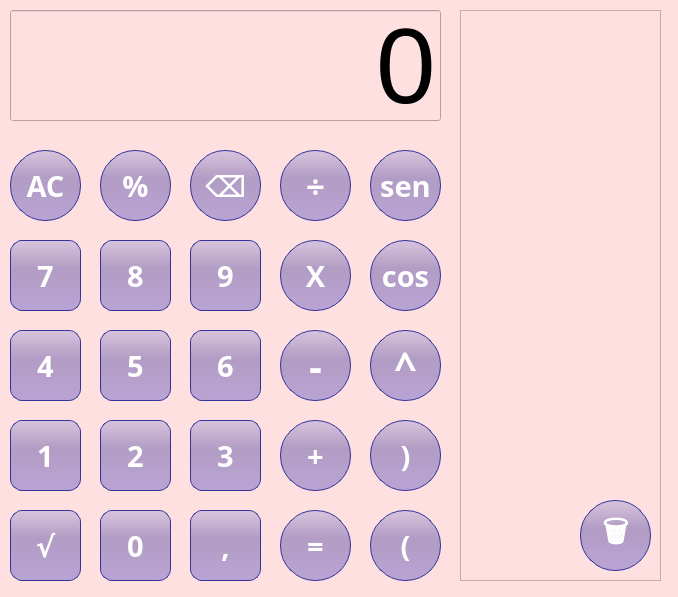
This is calculadora.ui in ilopjim13/ejercicioCalculadora as Qt 5 draws it before an edit. The edited form follows.
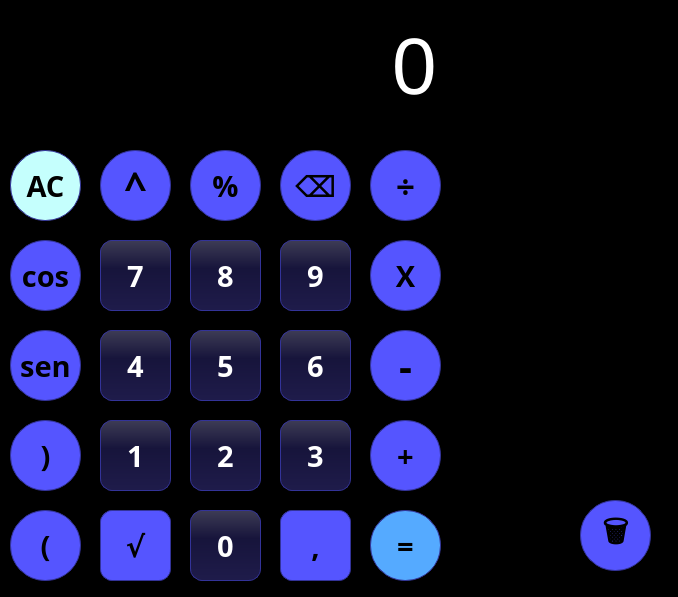
This is the edited form.

Commit message: puesto mas bonito

Diff of the .ui file:
```diff
--- a/calculadora.ui
+++ b/calculadora.ui
@@ -21,7 +21,7 @@
   <property name="styleSheet">
    <string notr="true">
 
-background-color:rgb(255, 224, 225)</string>
+background-color:rgb(0, 0, 0)</string>
   </property>
   <property name="toolButtonStyle">
    <enum>Qt::ToolButtonStyle::ToolButtonIconOnly</enum>
@@ -80,8 +80,8 @@
     </property>
     <property name="styleSheet">
      <string notr="true">QPushButton {
-color: white;
-background-color: QLinearGradient(spread:pad x1: 0, y1: 0, x2: 0, y2: 1, stop: 0.0 rgba(156,152,215,100), stop: 0.4 rgba(58,52,151,100), stop: 1.0 rgba(78,70,190,100));
+color: black;
+background-color: rgb(197, 255, 253);
 border-width: 1px;
 border-color: #339;
 border-style: solid;
@@ -100,7 +100,7 @@
    <widget class="QPushButton" name="Bt_porcentaje">
     <property name="geometry">
      <rect>
-      <x>100</x>
+      <x>190</x>
       <y>150</y>
       <width>71</width>
       <height>71</height>
@@ -116,12 +116,12 @@
     </property>
     <property name="styleSheet">
      <string notr="true">QPushButton {
-color: white;
-background-color: QLinearGradient(spread:pad x1: 0, y1: 0, x2: 0, y2: 1, stop: 0.0 rgba(156,152,215,100), stop: 0.4 rgba(58,52,151,100), stop: 1.0 rgba(78,70,190,100));
+color: black;
+background-color: rgb(85, 85, 255);
 border-width: 1px;
 border-color: #339;
 border-style: solid;
-border-radius: 35;;
+border-radius: 35;
 padding: 3px;
 padding-left: 5px;
 padding-right: 5px;
@@ -136,7 +136,7 @@
    <widget class="QPushButton" name="Bt_delete">
     <property name="geometry">
      <rect>
-      <x>190</x>
+      <x>280</x>
       <y>150</y>
       <width>71</width>
       <height>71</height>
@@ -152,12 +152,12 @@
     </property>
     <property name="styleSheet">
      <string notr="true">QPushButton {
-color: white;
-background-color: QLinearGradient(spread:pad x1: 0, y1: 0, x2: 0, y2: 1, stop: 0.0 rgba(156,152,215,100), stop: 0.4 rgba(58,52,151,100), stop: 1.0 rgba(78,70,190,100));
+color: black;
+background-color: rgb(85, 85, 255);
 border-width: 1px;
 border-color: #339;
 border-style: solid;
-border-radius: 35;;
+border-radius: 35;
 padding: 3px;
 padding-left: 5px;
 padding-right: 5px;
@@ -172,7 +172,7 @@
    <widget class="QPushButton" name="Bt_dividir">
     <property name="geometry">
      <rect>
-      <x>280</x>
+      <x>370</x>
       <y>150</y>
       <width>71</width>
       <height>71</height>
@@ -188,12 +188,12 @@
     </property>
     <property name="styleSheet">
      <string notr="true">QPushButton {
-color: white;
-background-color: QLinearGradient(spread:pad x1: 0, y1: 0, x2: 0, y2: 1, stop: 0.0 rgba(156,152,215,100), stop: 0.4 rgba(58,52,151,100), stop: 1.0 rgba(78,70,190,100));
+color: black;
+background-color: rgb(85, 85, 255);
 border-width: 1px;
 border-color: #339;
 border-style: solid;
-border-radius: 35;;
+border-radius: 35;
 padding: 3px;
 padding-left: 5px;
 padding-right: 5px;
@@ -208,7 +208,7 @@
    <widget class="QPushButton" name="Bu7">
     <property name="geometry">
      <rect>
-      <x>10</x>
+      <x>100</x>
       <y>240</y>
       <width>71</width>
       <height>71</height>
@@ -244,7 +244,7 @@
    <widget class="QPushButton" name="Bt_multi">
     <property name="geometry">
      <rect>
-      <x>280</x>
+      <x>370</x>
       <y>240</y>
       <width>71</width>
       <height>71</height>
@@ -260,8 +260,8 @@
     </property>
     <property name="styleSheet">
      <string notr="true">QPushButton {
-color: white;
-background-color: QLinearGradient(spread:pad x1: 0, y1: 0, x2: 0, y2: 1, stop: 0.0 rgba(156,152,215,100), stop: 0.4 rgba(58,52,151,100), stop: 1.0 rgba(78,70,190,100));
+color: black;
+background-color: rgb(85, 85, 255);
 border-width: 1px;
 border-color: #339;
 border-style: solid;
@@ -280,7 +280,7 @@
    <widget class="QPushButton" name="Bu9">
     <property name="geometry">
      <rect>
-      <x>190</x>
+      <x>280</x>
       <y>240</y>
       <width>71</width>
       <height>71</height>
@@ -316,7 +316,7 @@
    <widget class="QPushButton" name="Bu8">
     <property name="geometry">
      <rect>
-      <x>100</x>
+      <x>190</x>
       <y>240</y>
       <width>71</width>
       <height>71</height>
@@ -352,7 +352,7 @@
    <widget class="QPushButton" name="Bu5">
     <property name="geometry">
      <rect>
-      <x>100</x>
+      <x>190</x>
       <y>330</y>
       <width>71</width>
       <height>71</height>
@@ -388,7 +388,7 @@
    <widget class="QPushButton" name="Bu6">
     <property name="geometry">
      <rect>
-      <x>190</x>
+      <x>280</x>
       <y>330</y>
       <width>71</width>
       <height>71</height>
@@ -424,7 +424,7 @@
    <widget class="QPushButton" name="Bt_restar">
     <property name="geometry">
      <rect>
-      <x>280</x>
+      <x>370</x>
       <y>330</y>
       <width>71</width>
       <height>71</height>
@@ -440,12 +440,12 @@
     </property>
     <property name="styleSheet">
      <string notr="true">QPushButton {
-color: white;
-background-color: QLinearGradient(spread:pad x1: 0, y1: 0, x2: 0, y2: 1, stop: 0.0 rgba(156,152,215,100), stop: 0.4 rgba(58,52,151,100), stop: 1.0 rgba(78,70,190,100));
+color: black;
+background-color: rgb(85, 85, 255);
 border-width: 1px;
 border-color: #339;
 border-style: solid;
-border-radius:35;
+border-radius: 35;
 padding: 3px;
 padding-left: 5px;
 padding-right: 5px;
@@ -460,7 +460,7 @@
    <widget class="QPushButton" name="Bu4">
     <property name="geometry">
      <rect>
-      <x>10</x>
+      <x>100</x>
       <y>330</y>
       <width>71</width>
       <height>71</height>
@@ -496,7 +496,7 @@
    <widget class="QPushButton" name="Bt_sumar">
     <property name="geometry">
      <rect>
-      <x>280</x>
+      <x>370</x>
       <y>420</y>
       <width>71</width>
       <height>71</height>
@@ -512,8 +512,8 @@
     </property>
     <property name="styleSheet">
      <string notr="true">QPushButton {
-color: white;
-background-color: QLinearGradient(spread:pad x1: 0, y1: 0, x2: 0, y2: 1, stop: 0.0 rgba(156,152,215,100), stop: 0.4 rgba(58,52,151,100), stop: 1.0 rgba(78,70,190,100));
+color: black;
+background-color: rgb(85, 85, 255);
 border-width: 1px;
 border-color: #339;
 border-style: solid;
@@ -532,7 +532,7 @@
    <widget class="QPushButton" name="Bu1">
     <property name="geometry">
      <rect>
-      <x>10</x>
+      <x>100</x>
       <y>420</y>
       <width>71</width>
       <height>71</height>
@@ -568,7 +568,7 @@
    <widget class="QPushButton" name="Bu3">
     <property name="geometry">
      <rect>
-      <x>190</x>
+      <x>280</x>
       <y>420</y>
       <width>71</width>
       <height>71</height>
@@ -604,7 +604,7 @@
    <widget class="QPushButton" name="Bu2">
     <property name="geometry">
      <rect>
-      <x>100</x>
+      <x>190</x>
       <y>420</y>
       <width>71</width>
       <height>71</height>
@@ -640,7 +640,7 @@
    <widget class="QPushButton" name="Bt_igual">
     <property name="geometry">
      <rect>
-      <x>280</x>
+      <x>370</x>
       <y>510</y>
       <width>71</width>
       <height>71</height>
@@ -656,8 +656,8 @@
     </property>
     <property name="styleSheet">
      <string notr="true">QPushButton {
-color: white;
-background-color: QLinearGradient(spread:pad x1: 0, y1: 0, x2: 0, y2: 1, stop: 0.0 rgba(156,152,215,100), stop: 0.4 rgba(58,52,151,100), stop: 1.0 rgba(78,70,190,100));
+color: black;
+background-color: rgb(85, 170, 255);
 border-width: 1px;
 border-color: #339;
 border-style: solid;
@@ -676,7 +676,7 @@
    <widget class="QPushButton" name="Bu0">
     <property name="geometry">
      <rect>
-      <x>100</x>
+      <x>190</x>
       <y>510</y>
       <width>71</width>
       <height>71</height>
@@ -712,7 +712,7 @@
    <widget class="QPushButton" name="Bt_coma">
     <property name="geometry">
      <rect>
-      <x>190</x>
+      <x>280</x>
       <y>510</y>
       <width>71</width>
       <height>71</height>
@@ -728,8 +728,8 @@
     </property>
     <property name="styleSheet">
      <string notr="true">QPushButton {
-color: white;
-background-color: QLinearGradient(spread:pad x1: 0, y1: 0, x2: 0, y2: 1, stop: 0.0 rgba(156,152,215,100), stop: 0.4 rgba(58,52,151,100), stop: 1.0 rgba(78,70,190,100));
+color: black;
+background-color: rgb(85, 85, 255);
 border-width: 1px;
 border-color: #339;
 border-style: solid;
@@ -760,6 +760,28 @@
       <stylestrategy>PreferDefault</stylestrategy>
      </font>
     </property>
+    <property name="styleSheet">
+     <string notr="true">QTableView {
+    gridline-color: white;
+}
+
+QHeaderView::section {
+    background-color: white;
+    color: black;
+	text-align: center;
+}
+
+QTableView::item {
+    color: white; 
+	text-align: center;
+}
+
+QTableView::item[id=&quot;your-id-here&quot;] {
+    color: white;
+	text-align: center;
+}
+</string>
+    </property>
     <property name="horizontalScrollBarPolicy">
      <enum>Qt::ScrollBarPolicy::ScrollBarAlwaysOff</enum>
     </property>
@@ -769,11 +791,17 @@
     <property name="columnCount">
      <number>0</number>
     </property>
+    <attribute name="horizontalHeaderStretchLastSection">
+     <bool>false</bool>
+    </attribute>
+    <attribute name="verticalHeaderStretchLastSection">
+     <bool>false</bool>
+    </attribute>
    </widget>
    <widget class="QPushButton" name="Bt_paren1">
     <property name="geometry">
      <rect>
-      <x>370</x>
+      <x>10</x>
       <y>510</y>
       <width>71</width>
       <height>71</height>
@@ -789,8 +817,8 @@
     </property>
     <property name="styleSheet">
      <string notr="true">QPushButton {
-color: white;
-background-color: QLinearGradient(spread:pad x1: 0, y1: 0, x2: 0, y2: 1, stop: 0.0 rgba(156,152,215,100), stop: 0.4 rgba(58,52,151,100), stop: 1.0 rgba(78,70,190,100));
+color: black;
+background-color: rgb(85, 85, 255);
 border-width: 1px;
 border-color: #339;
 border-style: solid;
@@ -809,7 +837,7 @@
    <widget class="QPushButton" name="Bt_paren2">
     <property name="geometry">
      <rect>
-      <x>370</x>
+      <x>10</x>
       <y>420</y>
       <width>71</width>
       <height>71</height>
@@ -825,8 +853,8 @@
     </property>
     <property name="styleSheet">
      <string notr="true">QPushButton {
-color: white;
-background-color: QLinearGradient(spread:pad x1: 0, y1: 0, x2: 0, y2: 1, stop: 0.0 rgba(156,152,215,100), stop: 0.4 rgba(58,52,151,100), stop: 1.0 rgba(78,70,190,100));
+color: black;
+background-color: rgb(85, 85, 255);
 border-width: 1px;
 border-color: #339;
 border-style: solid;
@@ -845,8 +873,8 @@
    <widget class="QPushButton" name="Bt_elevar">
     <property name="geometry">
      <rect>
-      <x>370</x>
-      <y>330</y>
+      <x>100</x>
+      <y>150</y>
       <width>71</width>
       <height>71</height>
      </rect>
@@ -861,12 +889,12 @@
     </property>
     <property name="styleSheet">
      <string notr="true">QPushButton {
-color: white;
-background-color: QLinearGradient(spread:pad x1: 0, y1: 0, x2: 0, y2: 1, stop: 0.0 rgba(156,152,215,100), stop: 0.4 rgba(58,52,151,100), stop: 1.0 rgba(78,70,190,100));
+color: black;
+background-color: rgb(85, 85, 255);
 border-width: 1px;
 border-color: #339;
 border-style: solid;
-border-radius:35;
+border-radius: 35;
 padding: 3px;
 padding-left: 5px;
 padding-right: 5px;
@@ -889,9 +917,12 @@
     </property>
     <property name="font">
      <font>
-      <pointsize>80</pointsize>
+      <pointsize>60</pointsize>
      </font>
     </property>
+    <property name="styleSheet">
+     <string notr="true">color:rgb(255, 255, 255);</string>
+    </property>
     <property name="text">
      <string>0</string>
     </property>
@@ -905,7 +936,7 @@
    <widget class="QPushButton" name="Bt_raiz">
     <property name="geometry">
      <rect>
-      <x>10</x>
+      <x>100</x>
       <y>510</y>
       <width>71</width>
       <height>71</height>
@@ -921,8 +952,8 @@
     </property>
     <property name="styleSheet">
      <string notr="true">QPushButton {
-color: white;
-background-color: QLinearGradient(spread:pad x1: 0, y1: 0, x2: 0, y2: 1, stop: 0.0 rgba(156,152,215,100), stop: 0.4 rgba(58,52,151,100), stop: 1.0 rgba(78,70,190,100));
+color: black;
+background-color: rgb(85, 85, 255);
 border-width: 1px;
 border-color: #339;
 border-style: solid;
@@ -957,12 +988,12 @@
     </property>
     <property name="styleSheet">
      <string notr="true">QPushButton {
-color: white;
-background-color: QLinearGradient(spread:pad x1: 0, y1: 0, x2: 0, y2: 1, stop: 0.0 rgba(156,152,215,100), stop: 0.4 rgba(58,52,151,100), stop: 1.0 rgba(78,70,190,100));
+color: black;
+background-color: rgb(85, 85, 255);
 border-width: 1px;
 border-color: #339;
 border-style: solid;
-border-radius:35;
+border-radius: 35;
 padding: 3px;
 padding-left: 5px;
 padding-right: 5px;
@@ -977,8 +1008,8 @@
    <widget class="QPushButton" name="Bt_sen">
     <property name="geometry">
      <rect>
-      <x>370</x>
-      <y>150</y>
+      <x>10</x>
+      <y>330</y>
       <width>71</width>
       <height>71</height>
      </rect>
@@ -993,12 +1024,12 @@
     </property>
     <property name="styleSheet">
      <string notr="true">QPushButton {
-color: white;
-background-color: QLinearGradient(spread:pad x1: 0, y1: 0, x2: 0, y2: 1, stop: 0.0 rgba(156,152,215,100), stop: 0.4 rgba(58,52,151,100), stop: 1.0 rgba(78,70,190,100));
+color: black;
+background-color: rgb(85, 85, 255);
 border-width: 1px;
 border-color: #339;
 border-style: solid;
-border-radius:35;
+border-radius: 35;
 padding: 3px;
 padding-left: 5px;
 padding-right: 5px;
@@ -1013,7 +1044,7 @@
    <widget class="QPushButton" name="Bt_cos">
     <property name="geometry">
      <rect>
-      <x>370</x>
+      <x>10</x>
       <y>240</y>
       <width>71</width>
       <height>71</height>
@@ -1029,12 +1060,12 @@
     </property>
     <property name="styleSheet">
      <string notr="true">QPushButton {
-color: white;
-background-color: QLinearGradient(spread:pad x1: 0, y1: 0, x2: 0, y2: 1, stop: 0.0 rgba(156,152,215,100), stop: 0.4 rgba(58,52,151,100), stop: 1.0 rgba(78,70,190,100));
+color: black;
+background-color: rgb(85, 85, 255);
 border-width: 1px;
 border-color: #339;
 border-style: solid;
-border-radius:35;
+border-radius: 35;
 padding: 3px;
 padding-left: 5px;
 padding-right: 5px;
```
The commit also changes 2 other files.
